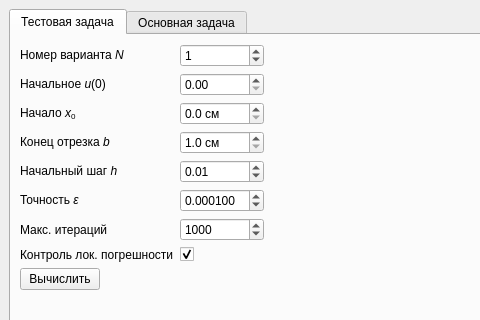
Andrew-8705/num-methods-cauchy, file src/interface/mainwindow.ui: the form before one commit; both pictures show x 0 to 480 and y 0 to 320 of the 1446 by 745 pixel window.
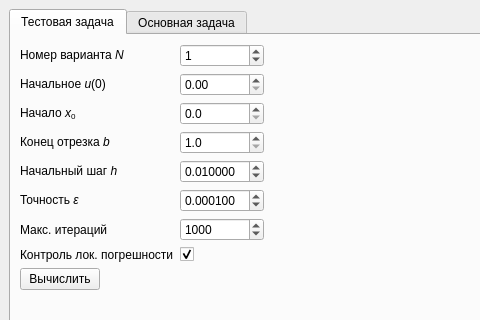
The form after the commit. The open tabs and pages were chosen to show the change. Custom widgets are drawn as their Qt base class.

```diff
--- a/src/interface/mainwindow.ui
+++ b/src/interface/mainwindow.ui
@@ -41,7 +41,7 @@
               <item row="2" column="1">
                <widget class="QDoubleSpinBox" name="spinTest_X0">
                 <property name="suffix">
-                 <string> см</string>
+                 <string/>
                 </property>
                 <property name="decimals">
                  <number>1</number>
@@ -58,7 +58,7 @@
               <item row="3" column="1">
                <widget class="QDoubleSpinBox" name="spinTest_B">
                 <property name="suffix">
-                 <string> см</string>
+                 <string/>
                 </property>
                 <property name="decimals">
                  <number>1</number>
@@ -78,7 +78,7 @@
               <item row="4" column="1">
                <widget class="QDoubleSpinBox" name="spinTest_H">
                 <property name="decimals">
-                 <number>2</number>
+                 <number>6</number>
                 </property>
                 <property name="minimum">
                  <double>0.000000000000000</double>
```
Left out of the diff: 33 changed lines with no effect on the pictures.
